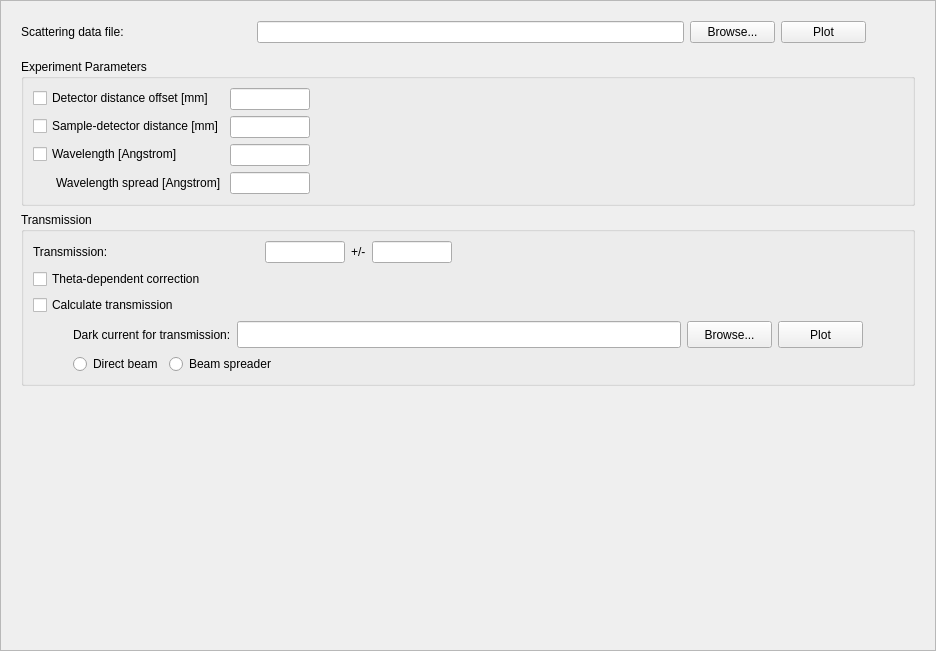
Before: the Qt Designer form Code/Mantid/scripts/Interface/ui/sans/hfir_sample_data.ui in mantidproject/mantid, drawn with Qt 5.
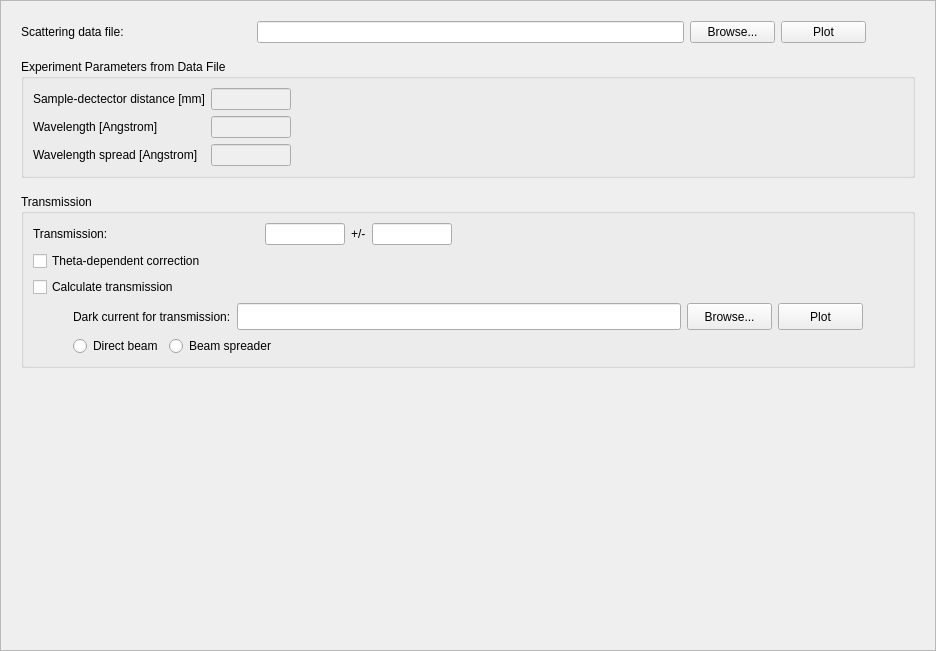
After: the same form once the commit is applied.

Patch:
```diff
--- a/Code/Mantid/scripts/Interface/ui/sans/hfir_sample_data.ui
+++ b/Code/Mantid/scripts/Interface/ui/sans/hfir_sample_data.ui
@@ -169,7 +169,7 @@
           </size>
          </property>
          <property name="title">
-          <string>Experiment Parameters</string>
+          <string>Experiment Parameters from Data File</string>
          </property>
          <property name="alignment">
           <set>Qt::AlignLeading|Qt::AlignLeft|Qt::AlignTop</set>
@@ -184,49 +184,17 @@
              <enum>QFormLayout::AllNonFixedFieldsGrow</enum>
             </property>
             <item row="0" column="0">
-             <widget class="QCheckBox" name="detector_offset_chk">
-              <property name="toolTip">
-               <string>Select to set the detector distance offset.</string>
-              </property>
-              <property name="whatsThis">
-               <string/>
-              </property>
+             <widget class="QLabel" name="label_4">
               <property name="text">
-               <string>Detector distance offset [mm]</string>
+               <string>Sample-dectector distance [mm]</string>
               </property>
              </widget>
             </item>
             <item row="0" column="1">
-             <widget class="QLineEdit" name="detector_offset_edit">
-              <property name="minimumSize">
-               <size>
-                <width>80</width>
-                <height>0</height>
-               </size>
-              </property>
-              <property name="maximumSize">
-               <size>
-                <width>80</width>
-                <height>16777215</height>
-               </size>
-              </property>
-              <property name="toolTip">
-               <string>Enter the detector distance offset in mm.</string>
-              </property>
-             </widget>
-            </item>
-            <item row="1" column="0">
-             <widget class="QCheckBox" name="sample_dist_chk">
-              <property name="toolTip">
-               <string>Select to force the sample-detector distance.</string>
-              </property>
-              <property name="text">
-               <string>Sample-detector distance [mm]</string>
-              </property>
-             </widget>
-            </item>
-            <item row="1" column="1">
              <widget class="QLineEdit" name="sample_dist_edit">
+              <property name="enabled">
+               <bool>false</bool>
+              </property>
               <property name="sizePolicy">
                <sizepolicy hsizetype="Expanding" vsizetype="Fixed">
                 <horstretch>0</horstretch>
@@ -250,18 +218,18 @@
               </property>
              </widget>
             </item>
-            <item row="2" column="0">
-             <widget class="QCheckBox" name="wavelength_chk">
-              <property name="toolTip">
-               <string>Select to force the wavelength to a given value.</string>
-              </property>
+            <item row="1" column="0">
+             <widget class="QLabel" name="label_5">
               <property name="text">
                <string>Wavelength [Angstrom]</string>
               </property>
              </widget>
             </item>
-            <item row="2" column="1">
+            <item row="1" column="1">
              <widget class="QLineEdit" name="wavelength_edit">
+              <property name="enabled">
+               <bool>false</bool>
+              </property>
               <property name="minimumSize">
                <size>
                 <width>80</width>
@@ -279,18 +247,21 @@
               </property>
              </widget>
             </item>
-            <item row="3" column="0">
+            <item row="2" column="0">
              <widget class="QLabel" name="label_10">
               <property name="text">
                <string>Wavelength spread [Angstrom]</string>
               </property>
               <property name="indent">
-               <number>23</number>
+               <number>0</number>
               </property>
              </widget>
             </item>
-            <item row="3" column="1">
+            <item row="2" column="1">
              <widget class="QLineEdit" name="wavelength_spread_edit">
+              <property name="enabled">
+               <bool>false</bool>
+              </property>
               <property name="minimumSize">
                <size>
                 <width>80</width>
@@ -313,6 +284,22 @@
          </layout>
         </widget>
        </item>
+       <item>
+        <spacer name="verticalSpacer_3">
+         <property name="orientation">
+          <enum>Qt::Vertical</enum>
+         </property>
+         <property name="sizeType">
+          <enum>QSizePolicy::Fixed</enum>
+         </property>
+         <property name="sizeHint" stdset="0">
+          <size>
+           <width>20</width>
+           <height>10</height>
+          </size>
+         </property>
+        </spacer>
+       </item>
        <item>
         <widget class="QGroupBox" name="groupBox">
          <property name="sizePolicy">
```
Left out of the diff: 23 changed lines with no effect on the pictures.
